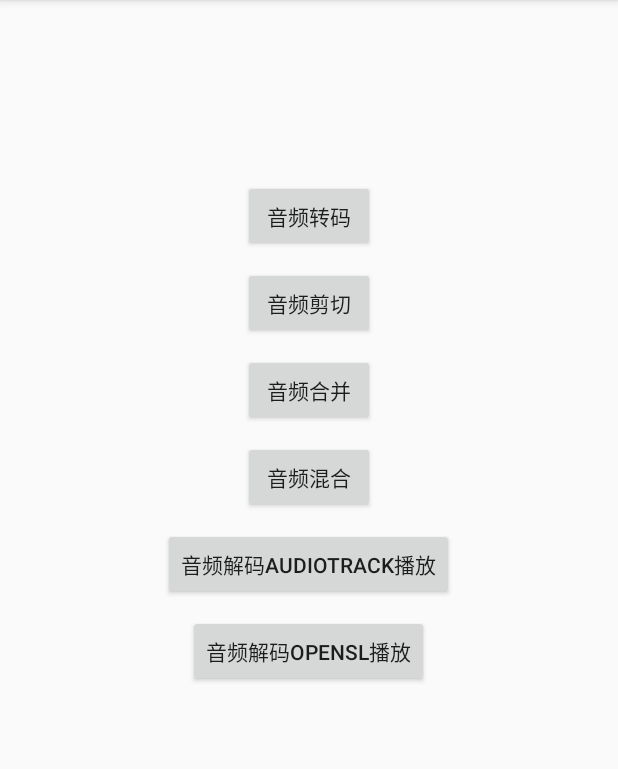
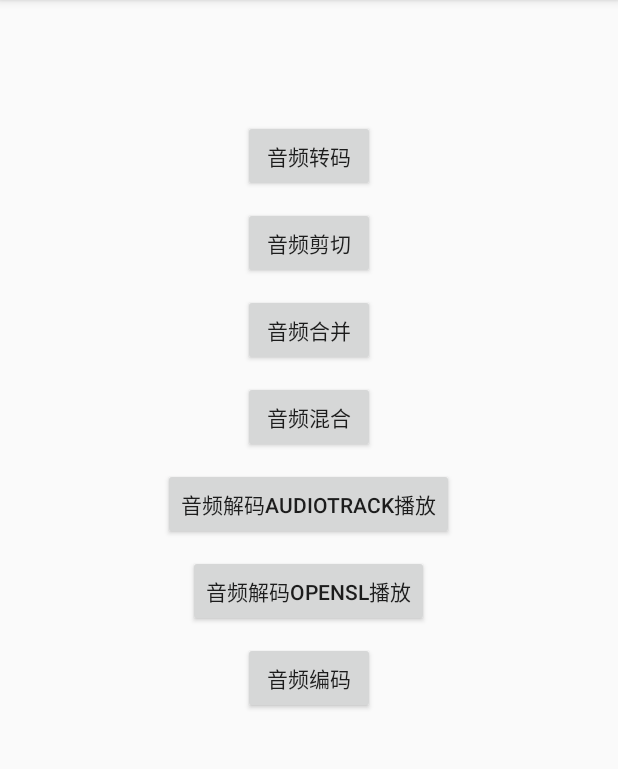
Before and after one commit to xufuji456/FFmpegAndroid, an Android app: the AudioHandleActivity screen opened directly, with no data from a screen before it, after a tap on "音频剪切", on a phone screen of 412 x 824 dp, the part 84-853 px from its top. Run offline under Robolectric (Android 15) with nearby library versions, the phone set to English and light mode, and no system bars; 1 statement that could not run was skipped.

Commit message:
增加音频编码：pcm编码成wav、aac
增加音频编码：pcm编码成wav、aac

```diff
--- a/app/src/main/java/com/frank/ffmpeg/activity/AudioHandleActivity.java
+++ b/app/src/main/java/com/frank/ffmpeg/activity/AudioHandleActivity.java
@@ -67,6 +67,7 @@ public class AudioHandleActivity extends AppCompatActivity implements View.OnCli
         findViewById(R.id.btn_mix).setOnClickListener(this);
         findViewById(R.id.btn_play_audio).setOnClickListener(this);
         findViewById(R.id.btn_play_opensl).setOnClickListener(this);
+        findViewById(R.id.btn_audio_encode).setOnClickListener(this);
     }
 
     private void setVisible() {
@@ -76,6 +77,7 @@ public class AudioHandleActivity extends AppCompatActivity implements View.OnCli
         findViewById(R.id.btn_mix).setVisibility(View.VISIBLE);
         findViewById(R.id.btn_play_audio).setVisibility(View.VISIBLE);
         findViewById(R.id.btn_play_opensl).setVisibility(View.VISIBLE);
+        findViewById(R.id.btn_audio_encode).setVisibility(View.VISIBLE);
     }
 
     private void setGone() {
@@ -85,6 +87,7 @@ public class AudioHandleActivity extends AppCompatActivity implements View.OnCli
         findViewById(R.id.btn_mix).setVisibility(View.GONE);
         findViewById(R.id.btn_play_audio).setVisibility(View.GONE);
         findViewById(R.id.btn_play_opensl).setVisibility(View.GONE);
+        findViewById(R.id.btn_audio_encode).setVisibility(View.GONE);
     }
 
     @Override
@@ -108,6 +111,9 @@ public class AudioHandleActivity extends AppCompatActivity implements View.OnCli
                 break;
             case R.id.btn_play_opensl:
                 handleType = 5;
+                break;
+            case R.id.btn_audio_encode:
+                handleType = 6;
                 break;
             default:
                 handleType = 0;
@@ -155,6 +161,12 @@ public class AudioHandleActivity extends AppCompatActivity implements View.OnCli
                     }
                 }).start();
                 return;
+            case 6://音频编码
+                //可编码成WAV、AAC。如果需要编码成MP3、AMR，ffmpeg需要重新编译，把MP3、AMR库enable
+                String pcmFile = PATH + File.separator + "audio.pcm";
+                String wavFile = PATH + File.separator + "output.wav";
+                commandLine = FFmpegUtil.encodeAudio(pcmFile, wavFile);
+                break;
             default:
                 break;
         }
--- a/app/src/main/res/layout/activity_audio_handle.xml
+++ b/app/src/main/res/layout/activity_audio_handle.xml
@@ -11,7 +11,7 @@
         android:layout_width="wrap_content"
         android:layout_height="wrap_content"
         android:text="@string/audio_transform"
-        android:layout_marginTop="120dp"
+        android:layout_marginTop="80dp"
         android:layout_centerHorizontal="true"/>
 
     <Button
@@ -66,4 +66,13 @@
         android:layout_marginTop="10dp"
         android:layout_centerHorizontal="true"/>
 
+    <Button
+        android:id="@+id/btn_audio_encode"
+        android:layout_width="wrap_content"
+        android:layout_height="wrap_content"
+        android:text="@string/audio_encode"
+        android:layout_below="@+id/btn_play_opensl"
+        android:layout_marginTop="10dp"
+        android:layout_centerHorizontal="true"/>
+
 </RelativeLayout>
--- a/app/src/main/res/values/strings.xml
+++ b/app/src/main/res/values/strings.xml
@@ -6,6 +6,7 @@
     <string name="audio_mix">音频混合</string>
     <string name="audio_play">音频解码AudioTrack播放</string>
     <string name="audio_opensl">音频解码OpenSL播放</string>
+    <string name="audio_encode">音频编码</string>
 
     <string name="audio_handle">音频处理</string>
     <string name="media_handle">音视频处理</string>
```
Also changed, not shown: app/src/main/java/com/frank/ffmpeg/util/FFmpegUtil.java (+13 -0 lines).
